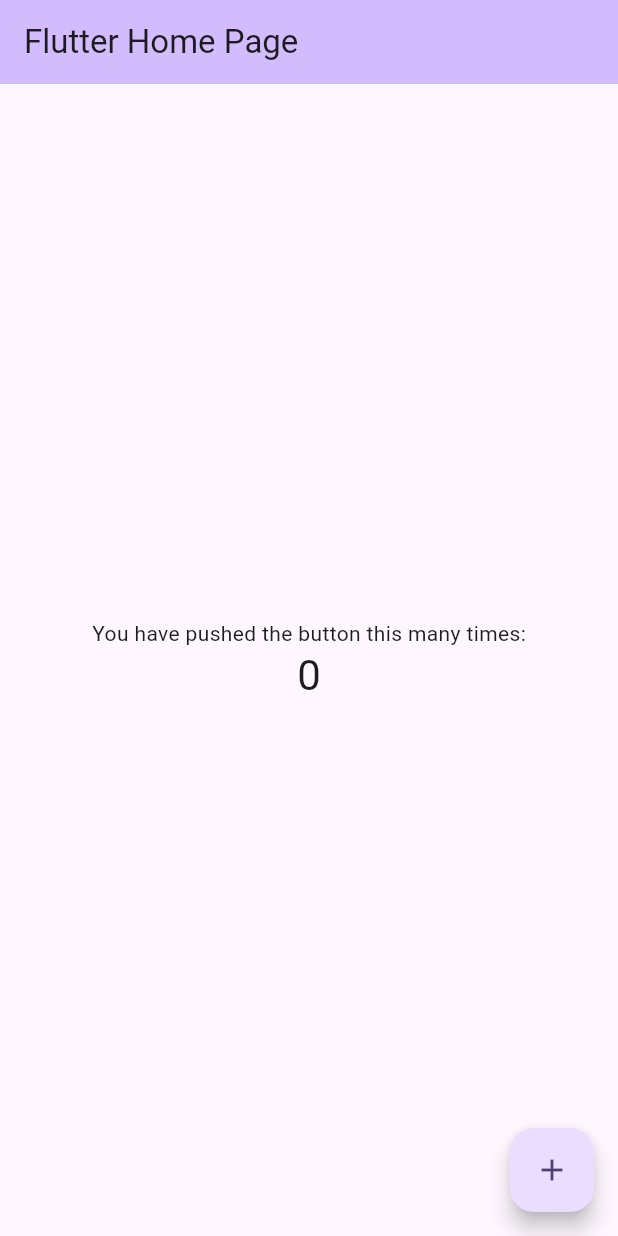
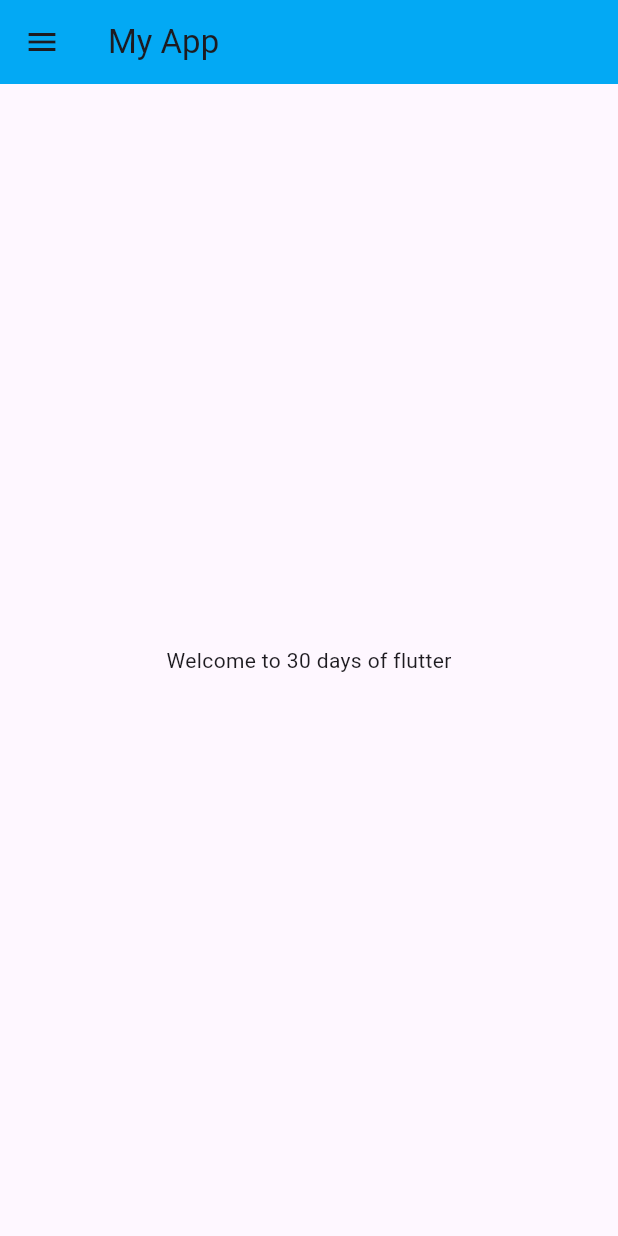
Before and after one commit to tamim295/flutter_project, a Flutter app: the screen it shows after launch, on a phone screen of 412 x 824 dp. Run offline on Flutter 3.47's test engine with Material 3 defaults, Android fonts, the phone set to English and light mode, and no system bars.

Commit message:
DAY 2 complete scaffold

```diff
--- /dev/null
+++ b/lib/home_page.dart
@@ -0,0 +1,21 @@
+import 'package:flutter/material.dart';
+
+class HomePage extends StatelessWidget {
+  const HomePage({super.key});
+
+  @override
+  Widget build(BuildContext Context) {
+    return Scaffold(
+      appBar: AppBar(
+        backgroundColor: Colors.lightBlue,
+        title: Text('My App'),
+      ),
+      body: Center(
+        child: Container(
+          child: Text("Welcome to 30 days of flutter"),
+        ),
+      ),
+      drawer: Drawer(),
+    );
+  }
+}
--- a/lib/main.dart
+++ b/lib/main.dart
@@ -1,4 +1,5 @@
 import 'package:flutter/material.dart';
+import 'package:flutter_project/home_page.dart';
 
 void main() {
   runApp(const MyApp());
@@ -7,119 +8,10 @@ void main() {
 class MyApp extends StatelessWidget {
   const MyApp({super.key});
 
-  // This widget is the root of your application.
   @override
   Widget build(BuildContext context) {
-    return MaterialApp(
-      title: 'Flutter Demo',
-      theme: ThemeData(
-        // This is the theme of your application.
-        //
-        // TRY THIS: Try running your application with "flutter run". You'll see
-        // the application has a purple toolbar. Then, without quitting the app,
-        // try changing the seedColor in the colorScheme below to Colors.green
-        // and then invoke "hot reload" (save your changes or press the "hot
-        // reload" button in a Flutter-supported IDE, or press "r" if you used
-        // the command line to start the app).
-        //
-        // Notice that the counter didn't reset back to zero; the application
-        // state is not lost during the reload. To reset the state, use hot
-        // restart instead.
-        //
-        // This works for code too, not just values: Most code changes can be
-        // tested with just a hot reload.
-        colorScheme: ColorScheme.fromSeed(seedColor: Colors.deepPurple),
-        useMaterial3: true,
-      ),
-      home: const MyHomePage(title: 'Flutter Home Page'),
+    return const MaterialApp(
+      home: HomePage(),
     );
   }
 }
-
-class MyHomePage extends StatefulWidget {
-  const MyHomePage({super.key, required this.title});
-
-  // This widget is the home page of your application. It is stateful, meaning
-  // that ita has a State object (defined below) that contains fields that affect
-  // how it looks.
-
-  // This class is the configuration for the state. It holds the values (in this
-  // case the title) provided by the parent (in this case the App widget) and
-  // used by the build method of the State. Fields in a Widget subclass are
-  // always marked "final".
-
-  final String title;
-
-  @override
-  State<MyHomePage> createState() => _MyHomePageState();
-}
-
-class _MyHomePageState extends State<MyHomePage> {
-  int _counter = 0;
-
-  void _incrementCounter() {
-    setState(() {
-      // This call to setState tells the Flutter framework that something has
-      // changed in this State, which causes it to rerun the build method below
-      // so that the display can reflect the updated values. If we changed
-      // _counter without calling setState(), then the build method would not be
-      // called again, and so nothing would appear to happen.
-      _counter++;
-    });
-  }
-
-  @override
-  Widget build(BuildContext context) {
-    // This method is rerun every time setState is called, for instance as done
-    // by the _incrementCounter method above.
-    //
-    // The Flutter framework has been timizoped to make rerunning build methods
-    // fast, so that you can just rebuild anything that needs updating rather
-    // than having to individually change instances of widgets.
-    return Scaffold(
-      appBar: AppBar(
-        // TRY THIS: Try changing the color here to a specific color (to
-        // Colors.amber, perhaps?) and trigger a hot reload to see the AppBar
-        // change color while the other colors stay the same.
-        backgroundColor: Theme.of(context).colorScheme.inversePrimary,
-        // Here we take the value from the MyHomePage object that was created by
-        // the App.build method, and use it to set our appbar title.
-        title: Text(widget.title),
-      ),
-      body: Center(
-        // Center is a layout widget. It takes a single child and positions it
-        // in the middle of the parent.
-        child: Column(
-          // Column is also a layout widget. It takes a list of children and
-          // arranges them vertically. By default, it sizes itself to fit its
-          // children horizontally, and tries to be as tall as its parent.
-          //
-          // Column has various properties to control how it sizes itself and
-          // how it positions its children. Here we use mainAxisAlignment to
-          // center the children vertically; the main axis here is the vertical
-          // axis because Columns are vertical (the cross axis would be
-          // horizontal).
-          //
-          // TRY THIS: Invoke "debug painting" (choose the "Toggle Debug Paint"
-          // action in the IDE, or press "p" in the console), to see the
-          // wireframe for each widget.
-          mainAxisAlignment: MainAxisAlignment.center,
-          children: <Widget>[
-            const Text(
-              'You have pushed the button this many times:',
-            ),
-            Text(
-              '$_counter',
-              style: Theme.of(context).textTheme.headlineMedium,
-            ),
-          ],
-        ),
-      ),
-      floatingActionButton: FloatingActionButton(
-        onPressed: _incrementCounter,
-        tooltip: 'Increment',
-        child: const Icon(Icons.add),
-      ), // This trailing comma makes auto-formatting nicer for build methods.
-    );
-  }
-}
```
